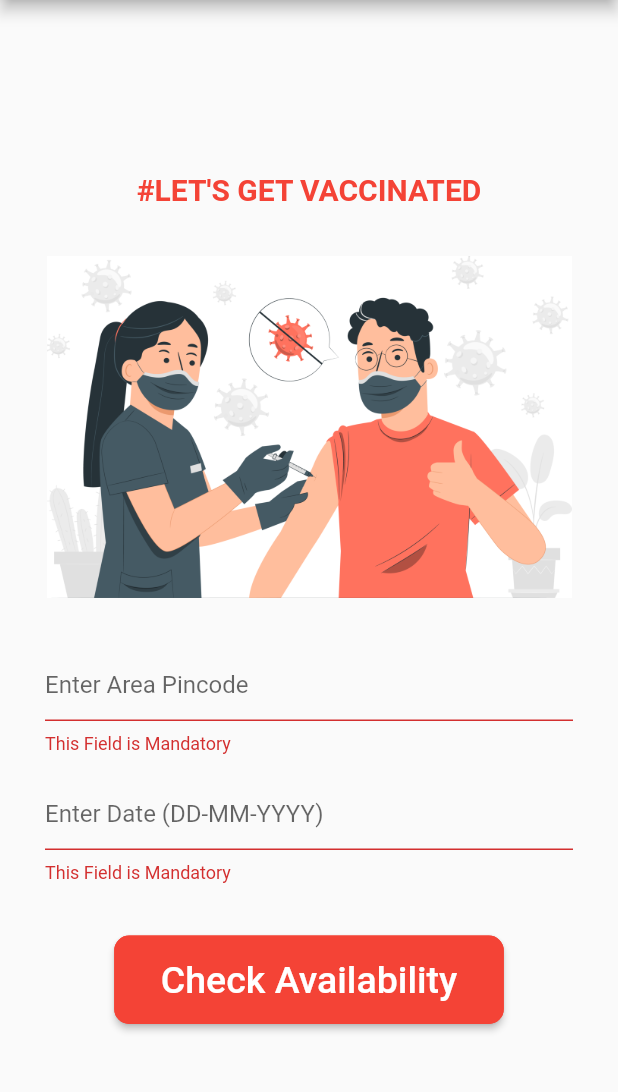
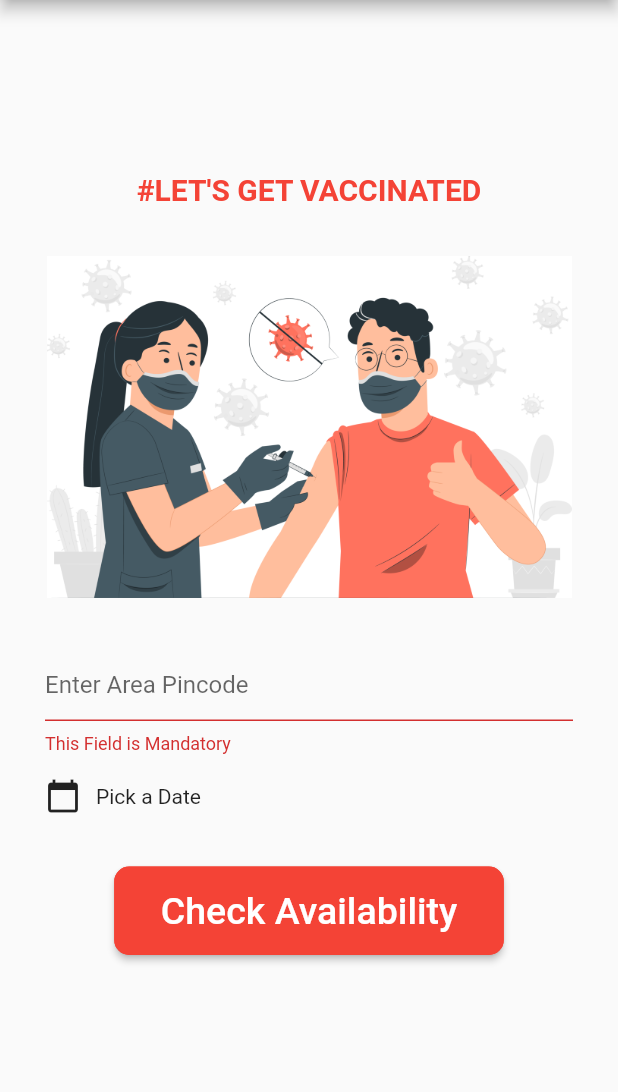
Before and after one commit to sachin161kr/Covi-Help, a Flutter app: the screen it shows after launch, after a tap on "Check Availability", on a phone screen of 412 x 824 dp, the part 84-1176 px from its top. Run offline on Flutter 3.47's test engine with Material 2 defaults, Android fonts, the light colour scheme and no system bars; network calls fail.

Commit message:
date picker added

```diff
--- a/lib/main.dart
+++ b/lib/main.dart
@@ -1,10 +1,11 @@
 import 'package:covidapp/details.dart';
 import 'package:flutter/material.dart';
 import './myDrawer.dart';
+import 'package:intl/intl.dart';
 
 void main() {
   runApp(MaterialApp(
-    theme: ThemeData(primaryColor: Colors.red),
+    theme: ThemeData(primaryColor: Colors.red, accentColor: Colors.red),
     home: MyApp(),
   ));
 }
@@ -20,6 +21,30 @@ class _MyAppState extends State<MyApp> {
   TextEditingController date = TextEditingController();
 
   final _formKey = GlobalKey<FormState>();
+
+  DateTime datee;
+
+  selectDate(BuildContext context) async {
+    DateTime datePicker = await showDatePicker(
+        context: context,
+        initialDate: datee == null ? DateTime.now() : datee,
+        firstDate: DateTime(2001),
+        lastDate: DateTime(2050),
+        builder: (BuildContext context, Widget child) {
+          return Theme(
+              data: ThemeData(
+                  primaryColor: Colors.red,
+                  accentColor: Colors.red,
+                  primarySwatch: Colors.red),
+              child: child);
+        });
+
+    if (datePicker != null && datePicker != datee) {
+      setState(() {
+        datee = datePicker;
+      });
+    }
+  }
 
   @override
   Widget build(BuildContext context) {
@@ -74,19 +99,35 @@ class _MyAppState extends State<MyApp> {
               ),
               Padding(
                 padding: const EdgeInsets.only(top: 16, left: 30, right: 30),
-                child: TextFormField(
-                  validator: (value) {
-                    if (value.isEmpty) {
-                      return 'This Field is Mandatory';
-                    } else if (value.length != 10) {
-                      return 'Enter a Valid Date';
-                    }
+                // child: TextFormField(
+                //   validator: (value) {
+                //     if (value.isEmpty) {
+                //       return 'This Field is Mandatory';
+                //     } else if (value.length != 10) {
+                //       return 'Enter a Valid Date';
+                //     }
 
-                    return null;
+                //     return null;
+                //   },
+                //   controller: date,
+                //   decoration: InputDecoration(
+                //     hintText: 'Enter Date (DD-MM-YYYY)',
+                //   ),
+                // ),
+                child: InkWell(
+                  onTap: () {
+                    setState(() {
+                      selectDate(context);
+                    });
                   },
-                  controller: date,
-                  decoration: InputDecoration(
-                    hintText: 'Enter Date (DD-MM-YYYY)',
+                  child: Row(
+                    children: [
+                      Icon(Icons.calendar_today),
+                      SizedBox(width: 10),
+                      Text(datee == null
+                          ? 'Pick a Date'
+                          : DateFormat('dd-MM-yyyy').format(datee)),
+                    ],
                   ),
                 ),
               ),
@@ -107,7 +148,8 @@ class _MyAppState extends State<MyApp> {
                             MaterialPageRoute(
                                 builder: (context) => Details(
                                       pin: pin.text,
-                                      date: date.text,
+                                      date: (DateFormat('dd-MM-yyyy')
+                                          .format(datee)),
                                     )));
                       } else {
                         print('Not okay');
--- a/pubspec.yaml
+++ b/pubspec.yaml
@@ -25,6 +25,7 @@ dependencies:
     sdk: flutter
   http:
   url_launcher: ^6.0.4
+  intl: ^0.17.0
 
 
 
```
Also changed, not shown: lib/details.dart (+3 -4 lines), pubspec.lock.
